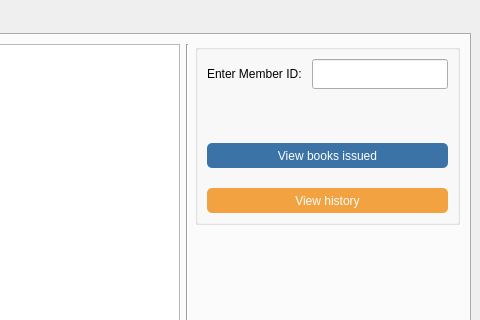
First picture: the form in GeneratedUI/uifiles/myapp.ui, repository ayushr01/Library-Management-System, before the edit; both pictures show x 370 to 850 and y 0 to 320 of the 850 by 550 pixel window.
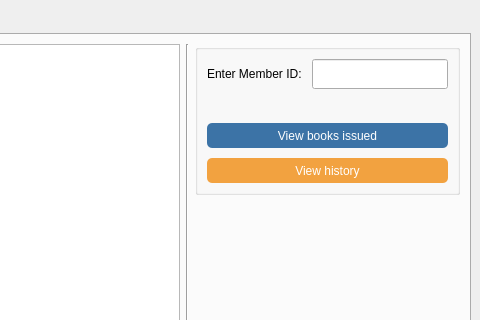
Second picture: the form after the edit. The open tabs and pages were chosen to show the change.

Commit message: Small visual change again

Patch:
```diff
--- a/GeneratedUI/uifiles/myapp.ui
+++ b/GeneratedUI/uifiles/myapp.ui
@@ -319,7 +319,7 @@
            <widget class="QGroupBox" name="toprightbox">
             <layout class="QVBoxLayout" name="memberlayout">
              <property name="spacing">
-              <number>20</number>
+              <number>10</number>
              </property>
              <item>
               <layout class="QHBoxLayout" name="enterlayout">
```
The commit also changes 1 other file.
